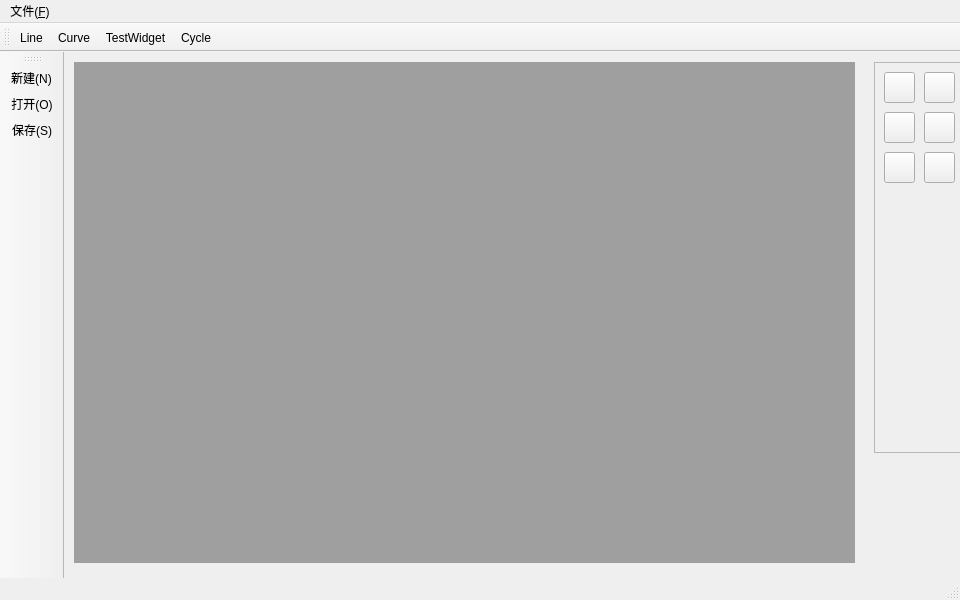
First picture: the form in mainwindow.ui, repository Tsunaou/GraphicsYoung, before the edit.
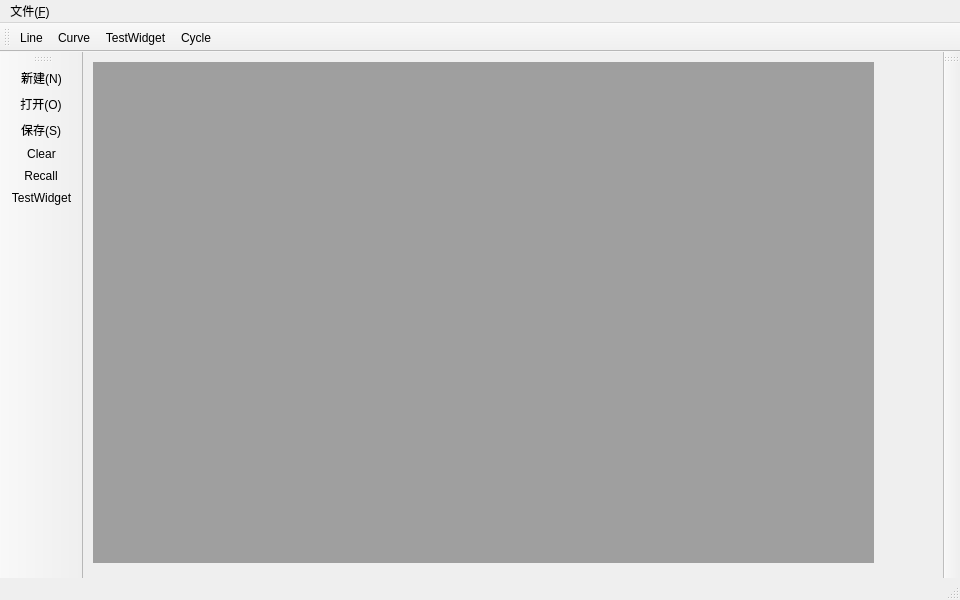
Second picture: the form after the edit. Icons and pictures are not drawn.

```diff
--- a/mainwindow.ui
+++ b/mainwindow.ui
@@ -30,102 +30,18 @@
      </rect>
     </property>
    </widget>
-   <widget class="QFrame" name="frame">
+   <widget class="QToolButton" name="toolButton">
     <property name="geometry">
      <rect>
-      <x>810</x>
-      <y>10</y>
-      <width>91</width>
-      <height>391</height>
+      <x>910</x>
+      <y>130</y>
+      <width>47</width>
+      <height>21</height>
      </rect>
     </property>
-    <property name="frameShape">
-     <enum>QFrame::StyledPanel</enum>
+    <property name="text">
+     <string>...</string>
     </property>
-    <property name="frameShadow">
-     <enum>QFrame::Raised</enum>
-    </property>
-    <widget class="QPushButton" name="pushButton">
-     <property name="geometry">
-      <rect>
-       <x>10</x>
-       <y>10</y>
-       <width>31</width>
-       <height>31</height>
-      </rect>
-     </property>
-     <property name="text">
-      <string/>
-     </property>
-    </widget>
-    <widget class="QPushButton" name="pushButton_2">
-     <property name="geometry">
-      <rect>
-       <x>10</x>
-       <y>50</y>
-       <width>31</width>
-       <height>31</height>
-      </rect>
-     </property>
-     <property name="text">
-      <string/>
-     </property>
-    </widget>
-    <widget class="QPushButton" name="pushButton_3">
-     <property name="geometry">
-      <rect>
-       <x>10</x>
-       <y>90</y>
-       <width>31</width>
-       <height>31</height>
-      </rect>
-     </property>
-     <property name="styleSheet">
-      <string notr="true"/>
-     </property>
-     <property name="text">
-      <string/>
-     </property>
-    </widget>
-    <widget class="QPushButton" name="pushButton_4">
-     <property name="geometry">
-      <rect>
-       <x>50</x>
-       <y>50</y>
-       <width>31</width>
-       <height>31</height>
-      </rect>
-     </property>
-     <property name="text">
-      <string/>
-     </property>
-    </widget>
-    <widget class="QPushButton" name="pushButton_5">
-     <property name="geometry">
-      <rect>
-       <x>50</x>
-       <y>90</y>
-       <width>31</width>
-       <height>31</height>
-      </rect>
-     </property>
-     <property name="text">
-      <string/>
-     </property>
-    </widget>
-    <widget class="QPushButton" name="pushButton_6">
-     <property name="geometry">
-      <rect>
-       <x>50</x>
-       <y>10</y>
-       <width>31</width>
-       <height>31</height>
-      </rect>
-     </property>
-     <property name="text">
-      <string/>
-     </property>
-    </widget>
    </widget>
   </widget>
   <widget class="QMenuBar" name="menuBar">
@@ -173,6 +89,20 @@
    <addaction name="actionNew"/>
    <addaction name="actionOpen"/>
    <addaction name="actionSave"/>
+   <addaction name="actionClear"/>
+   <addaction name="actionRecall"/>
+   <addaction name="actionTestWidget"/>
+  </widget>
+  <widget class="QToolBar" name="toolColorBar">
+   <property name="windowTitle">
+    <string>toolBar_2</string>
+   </property>
+   <attribute name="toolBarArea">
+    <enum>RightToolBarArea</enum>
+   </attribute>
+   <attribute name="toolBarBreak">
+    <bool>false</bool>
+   </attribute>
   </widget>
   <action name="actionNew">
    <property name="icon">
@@ -253,6 +183,39 @@
    </property>
    <property name="text">
     <string>保存(&amp;S)</string>
+   </property>
+   <property name="shortcut">
+    <string>Ctrl+S</string>
+   </property>
+  </action>
+  <action name="actionClear">
+   <property name="icon">
+    <iconset resource="image.qrc">
+     <normaloff>:/icon/icon/clear.png</normaloff>:/icon/icon/clear.png</iconset>
+   </property>
+   <property name="text">
+    <string>Clear</string>
+   </property>
+   <property name="toolTip">
+    <string>清屏</string>
+   </property>
+   <property name="shortcut">
+    <string>Ctrl+Del</string>
+   </property>
+  </action>
+  <action name="actionRecall">
+   <property name="icon">
+    <iconset resource="image.qrc">
+     <normaloff>:/icon/icon/recall.png</normaloff>:/icon/icon/recall.png</iconset>
+   </property>
+   <property name="text">
+    <string>Recall</string>
+   </property>
+   <property name="toolTip">
+    <string>撤销</string>
+   </property>
+   <property name="shortcut">
+    <string>Ctrl+Backspace</string>
    </property>
   </action>
  </widget>
```
Left out of the diff: 12 changed lines with no effect on the pictures.
